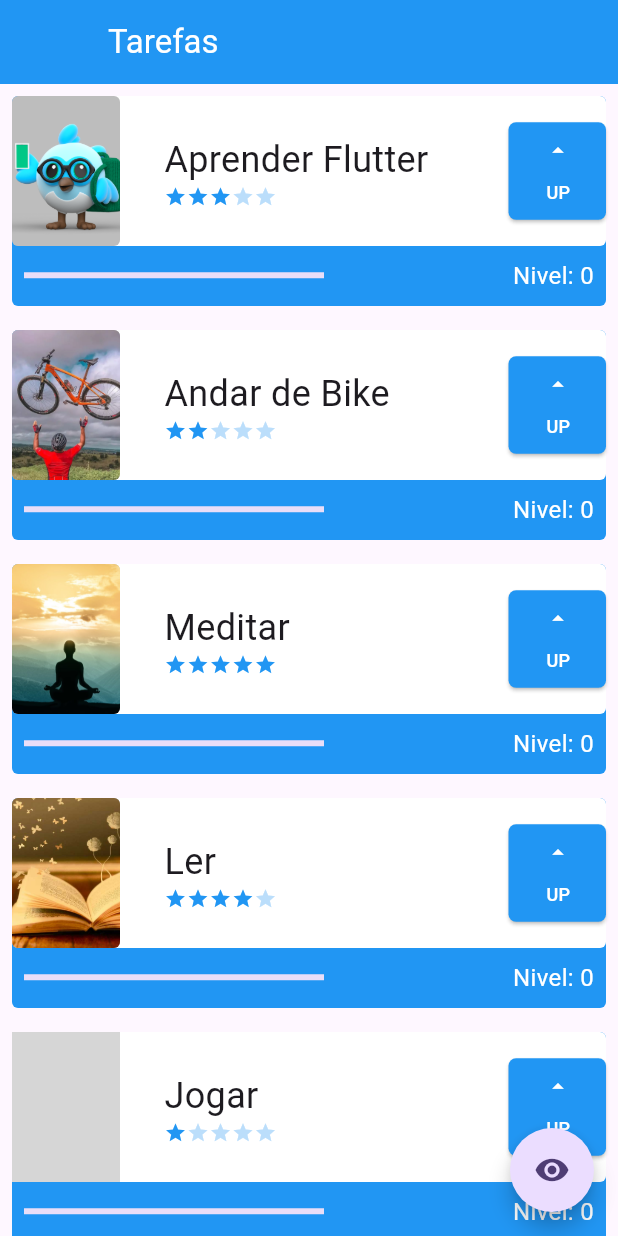
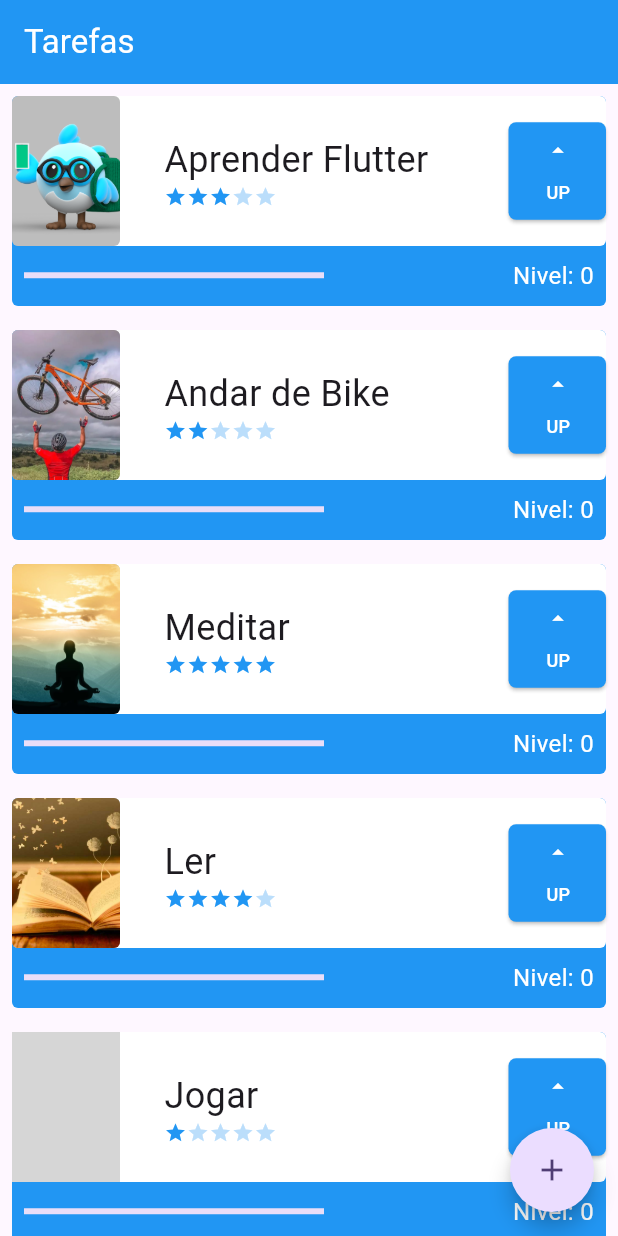
Before and after one commit to manuelluvuvamo/primeiro-projecto-flutter, a Flutter app: the InitialScreen screen opened directly, on a phone screen of 412 x 824 dp. Run offline on Flutter 3.47's test engine with Material 3 defaults, Android fonts, the phone set to English and light mode, and no system bars; network calls fail; grey boxes are pictures that could not be loaded.

Commit message:
Navigatio push e pop entre a InitialScreen e a FormScreen

```diff
--- a/lib/main.dart
+++ b/lib/main.dart
@@ -17,6 +17,6 @@ class MyApp extends StatelessWidget {
           colorScheme: ColorScheme.fromSeed(seedColor: Colors.deepPurple),
           useMaterial3: true,
         ),
-        home: FormScreen());
+        home: InitialScreen());
   }
 }
--- a/lib/screens/initial_screen.dart
+++ b/lib/screens/initial_screen.dart
@@ -1,5 +1,6 @@
 import 'package:flutter/material.dart';
 import 'package:primeiro_projecto_flutter/components/task.dart';
+import 'package:primeiro_projecto_flutter/screens/form_screen.dart';
 
 class InitialScreen extends StatefulWidget {
   const InitialScreen({super.key});
@@ -9,23 +10,19 @@ class InitialScreen extends StatefulWidget {
 }
 
 class _InitialScreenState extends State<InitialScreen> {
-  bool opacidade = true;
   @override
   Widget build(BuildContext context) {
     return Scaffold(
       appBar: AppBar(
         backgroundColor: Colors.blue,
         shadowColor: Colors.black,
-        leading: Container(),
+        //leading: Container(),
         title: const Text(
           'Tarefas',
           style: TextStyle(color: Colors.white),
         ),
       ),
-      body: AnimatedOpacity(
-        opacity: opacidade ? 1 : 0,
-        duration: Duration(milliseconds: 1000),
-        child: ListView(
+      body: ListView(
         children: [
           Task('Aprender Flutter', 'assets/images/1.png', 3),
           Task('Andar de Bike', 'assets/images/2.webp', 2),
@@ -37,17 +34,16 @@ class _InitialScreenState extends State<InitialScreen> {
           )
         ],
       ),
-      ),
       floatingActionButton: FloatingActionButton(
         onPressed: () {
-          setState(() {
-            opacidade = !opacidade;
-          });
+          Navigator.push(context, MaterialPageRoute(builder: (context) {
+            return FormScreen();
+          }));
         },
         shape: RoundedRectangleBorder(
           borderRadius: BorderRadius.circular(50),
         ),
-        child: Icon(Icons.remove_red_eye),
+        child: Icon(Icons.add),
       ),
     );
   }
```
Also changed, not shown: lib/screens/form_screen.dart (+35 -4 lines). Lines whose indentation alone changed are shown as unchanged.
